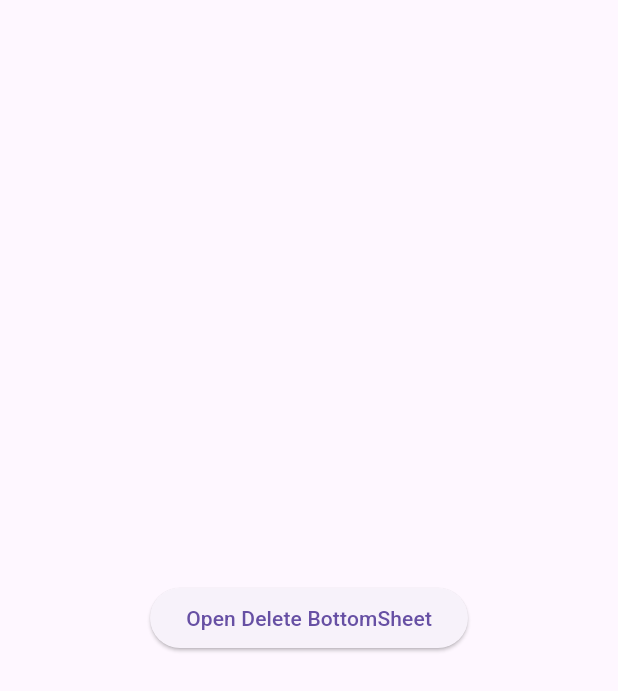
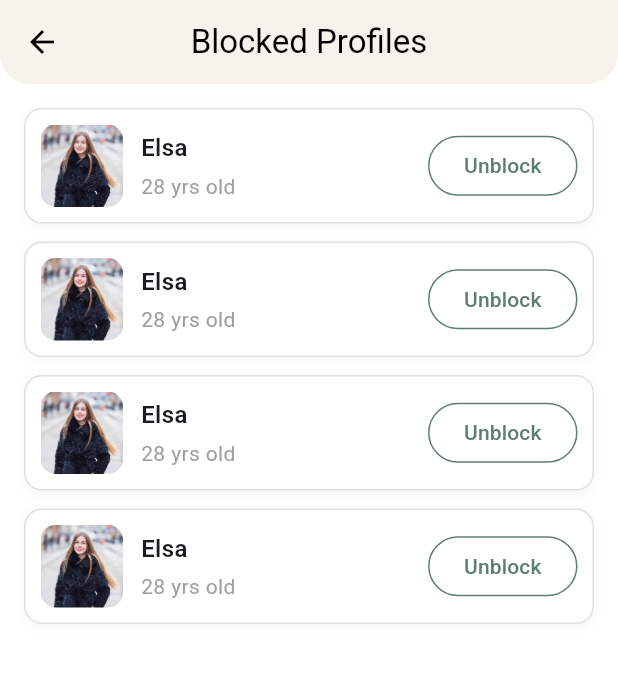
Before and after one commit to mayurinfotech/testapp, a Flutter app: the screen it shows after launch, on a phone screen of 412 x 824 dp. Shown: the top 691 px of the screen. Run offline on Flutter 3.47's test engine with Material 3 defaults, Android fonts, the phone set to English and light mode, and no system bars; our stand-ins replace dotted_border, get, image_picker, lucide_icons_flutter, permission_handler.

Commit message:
new change

```diff
--- /dev/null
+++ b/lib/features/messages/presentation/screen/blocked_profile_page.dart
@@ -0,0 +1,107 @@
+import 'package:flutter/material.dart';
+
+class BlockedProfilesPage extends StatelessWidget {
+  const BlockedProfilesPage({super.key});
+
+  @override
+  Widget build(BuildContext context) {
+    return Scaffold(
+      backgroundColor: Colors.white,
+      appBar: AppBar(
+        shape: const RoundedRectangleBorder(
+          borderRadius: BorderRadius.vertical(
+            bottom: Radius.circular(20), // curve bottom
+          ),
+        ),
+        title: const Text(
+          "Blocked Profiles",
+          style: TextStyle(color: Colors.black),
+        ),
+        centerTitle: true,
+        backgroundColor: const Color(0xFFF5F3EB), // light beige
+        elevation: 0,
+        leading: IconButton(
+          icon: const Icon(Icons.arrow_back, color: Colors.black),
+          onPressed: () => Navigator.pop(context),
+        ),
+      ),
+      body: ListView.builder(
+        padding: const EdgeInsets.all(16),
+        itemCount: 4,
+        itemBuilder: (context, index) {
+          return _buildBlockedProfileCard();
+        },
+      ),
+    );
+  }
+
+  /// Blocked Profile Card
+  Widget _buildBlockedProfileCard() {
+    return Container(
+      margin: const EdgeInsets.only(bottom: 12),
+      padding: const EdgeInsets.all(10),
+      decoration: BoxDecoration(
+        color: Colors.white,
+        borderRadius: BorderRadius.circular(12),
+        border: Border.all(color: Colors.grey.shade300),
+        boxShadow: [
+          BoxShadow(
+            color: Colors.grey.withOpacity(0.1),
+            blurRadius: 5,
+            offset: const Offset(0, 2),
+          ),
+        ],
+      ),
+      child: Row(
+        children: [
+          /// Profile Image
+          ClipRRect(
+            borderRadius: BorderRadius.circular(10),
+            child: Image.asset(
+              "assets/images/g1.jpg",
+              height: 55,
+              width: 55,
+              fit: BoxFit.cover,
+            ),
+          ),
+          const SizedBox(width: 12),
+
+          /// Name + Age
+          const Expanded(
+            child: Column(
+              crossAxisAlignment: CrossAxisAlignment.start,
+              children: [
+                Text(
+                  "Elsa",
+                  style: TextStyle(fontSize: 16, fontWeight: FontWeight.bold),
+                ),
+                SizedBox(height: 4),
+                Text(
+                  "28 yrs old",
+                  style: TextStyle(color: Colors.grey, fontSize: 14),
+                ),
+              ],
+            ),
+          ),
+
+          /// Unblock Button
+          OutlinedButton(
+            style: OutlinedButton.styleFrom(
+              side: const BorderSide(color: Color(0xFF5C7F71)),
+              shape: RoundedRectangleBorder(
+                borderRadius: BorderRadius.circular(30),
+              ),
+            ),
+            onPressed: () {
+              print("Unblock clicked");
+            },
+            child: const Text(
+              "Unblock",
+              style: TextStyle(color: Color(0xFF5C7F71)),
+            ),
+          ),
+        ],
+      ),
+    );
+  }
+}
--- a/lib/features/messages/presentation/widget/delete_bottom_sheet_demo.dart
+++ b/lib/features/messages/presentation/widget/delete_bottom_sheet_demo.dart
@@ -22,6 +22,7 @@ class DeleteBottomSheetDemo extends StatelessWidget {
               imageAsset: "assets/images/delete_box.png",
               confirmColor: Colors.red,
               onConfirm: () {
+                Navigator.push(context, MaterialPageRoute(builder: (context)=>DeleteBottomSheetDemo()));
                 print("Delete Conversation!");
               },
             );
--- a/lib/main.dart
+++ b/lib/main.dart
@@ -1,4 +1,7 @@
 import 'package:flutter/material.dart';
+import 'package:testapp/features/messages/presentation/screen/blocked_profile_page.dart';
+import 'package:testapp/features/messages/presentation/screen/settings_security_page.dart';
+import 'package:testapp/features/messages/presentation/widget/delete_bottom_sheet_demo.dart';
 import 'features/messages/presentation/widget/custom_bottom_sheet.dart';
 
 void main() {
@@ -12,48 +15,7 @@ class MyApp extends StatelessWidget {
   Widget build(BuildContext context) {
     return MaterialApp(
       debugShowCheckedModeBanner: false,
-      home: const BottomSheetDemo(),
+      home: BlockedProfilesPage(),
     );
   }
 }
-
-class BottomSheetDemo extends StatelessWidget {
-  const BottomSheetDemo({super.key});
-
-  @override
-  Widget build(BuildContext context) {
-    return Scaffold(
-      body: Center(
-        child: ElevatedButton(
-          onPressed: () {
-            CustomBottomSheet.show(
-              context: context,
-              imageAsset: "assets/images/delete_box.png",
-              title: "Delete Conversation",
-              description:
-              "Are you sure you want to delete this conversation?\nThis action cannot be undone.",
-              confirmText: "Delete",
-              confirmColor: Colors.red,
-              onConfirm: () {
-                // Instead of action, switch to Block Profile sheet
-                CustomBottomSheet.switchTo(
-                  context: context,
-                  imageAsset: "assets/images/block_warning.png",
-                  title: "Block Profile",
-                  description:
-                  "The user will no longer be able to view your profile, send you messages, or interact with your activities.",
-                  confirmText: "Block",
-                  confirmColor: Colors.red,
-                  onConfirm: () {
-                    print("✅ Profile Blocked");
-                  },
-                );
-              },
-            );
-          },
-          child: const Text("Open Delete BottomSheet"),
-        ),
-      ),
-    );
-  }
-}
```
Also changed, not shown: lib/features/messages/presentation/screen/bottom_sheet_demo.dart (added, +47 -0 lines), lib/features/messages/presentation/screen/settings_security_page.dart (added, +184 -0 lines), assets/images/block_user.png (added), assets/images/mail_icon.png (added), assets/images/user-round-pen.png (added).
